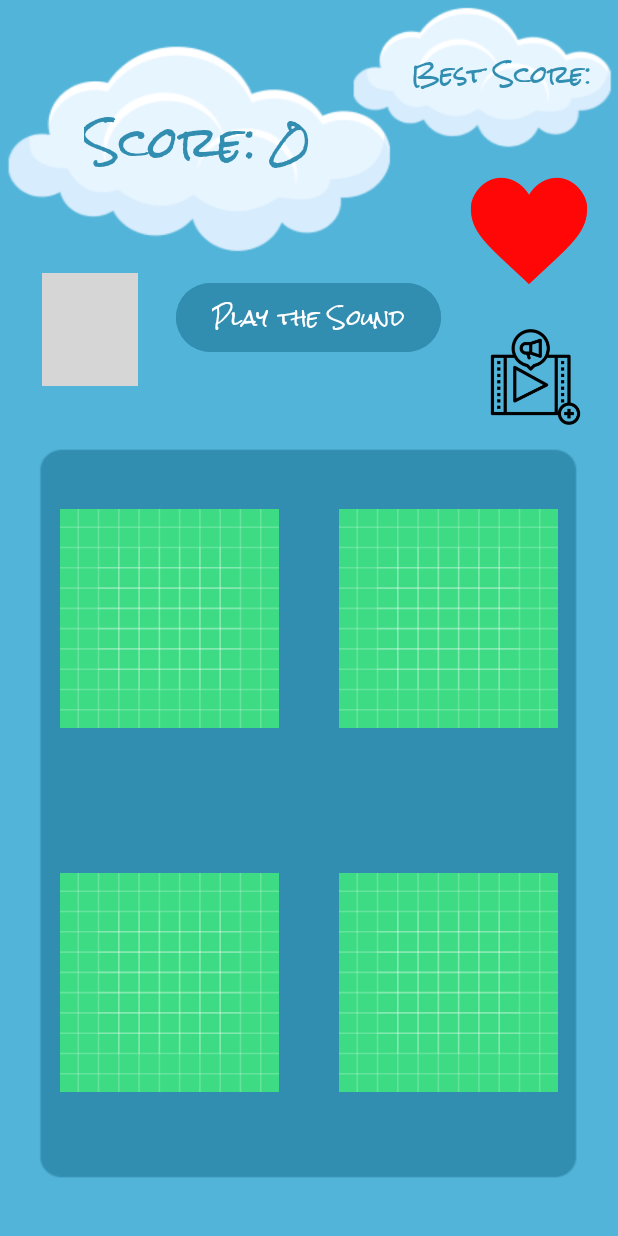
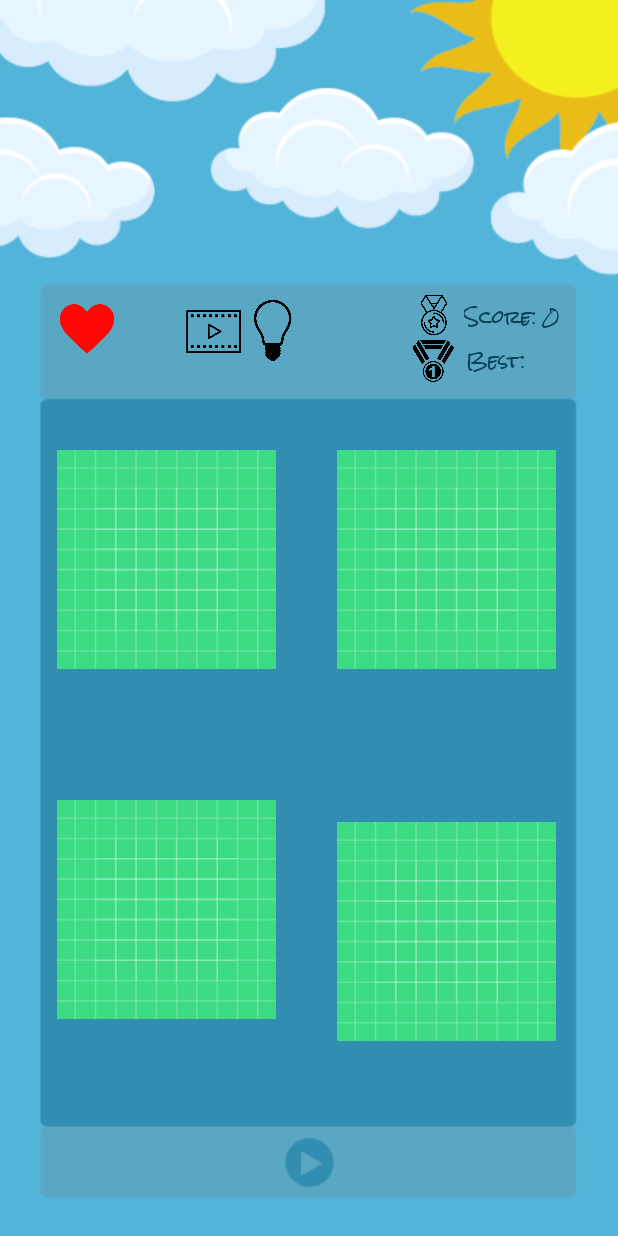
Before and after one commit to MuhittinTanoba/AnimalSounds, an Android app: the layout activity_game.xml on its own in the app's theme, with its tools: preview values and no code run, on a phone screen of 412 x 824 dp. Run offline under Robolectric (Android 15) with nearby library versions, the phone set to English and light mode, and no system bars; grey boxes are pictures that could not be loaded.

Commit message:
New Design, ad bug fix

```diff
--- a/app/src/main/java/com/muhittintanoba/animalsound/GameActivity.java
+++ b/app/src/main/java/com/muhittintanoba/animalsound/GameActivity.java
@@ -212,13 +212,14 @@ public class GameActivity extends AppCompatActivity {
         bestScoreText = (TextView) findViewById(R.id.bestScoreText);
         healthText = (TextView) findViewById(R.id.healthText);
         healthText.setText(Integer.toString(health));
+
         correctSound = MediaPlayer.create(GameActivity.this, R.raw.positive_sound);
         wrongSound = MediaPlayer.create(GameActivity.this, R.raw.negative_beeps);
         marksAnimation = AnimationUtils.loadAnimation(this, R.anim.fade_in);
 
         sharedPreferences= this.getSharedPreferences("com.muhittintanoba.animalsound", Context.MODE_PRIVATE);
         bestScore = sharedPreferences.getInt("bestScore", 0);
-        bestScoreText.setText("Best Score: " + bestScore);
+        bestScoreText.setText("Best: " + bestScore);
 
 
         image1 = (ImageView) findViewById(R.id.image1);
@@ -230,12 +231,13 @@ public class GameActivity extends AppCompatActivity {
         cross3 = (ImageView) findViewById(R.id.cross3);
         cross4 = (ImageView) findViewById(R.id.cross4);
 
-
+        cross1.bringToFront();
         changeImage();
         changeSound();
 
 
-        heartBeatAnim(600,300);
+        heartBeatAnim(600,300, heartImageView);
+        heartBeatAnim(600,300, healthText);
 
     }
 
@@ -279,7 +281,7 @@ public class GameActivity extends AppCompatActivity {
             if(bestScore<=score) {
                 bestScore = score;
                 sharedPreferences.edit().putInt("bestScore", bestScore).apply();
-                bestScoreText.setText("Best Score: " + bestScore);
+                bestScoreText.setText("Score: " + bestScore);
             };
 
             if(playedSounds.size() < 10){
@@ -328,12 +330,15 @@ public class GameActivity extends AppCompatActivity {
     public void checkHeathAndShowAd(){
         if(health <= 4){
             handler.removeCallbacksAndMessages(null);
-            heartBeatAnim(300, 150);
+            heartBeatAnim(300, 150, heartImageView);
+            heartBeatAnim(300, 150, healthText);
         }
         if(health <= 0 & mInterstitialAd != null){
             mInterstitialAd.show(GameActivity.this);
             health += 3;
             healthText.setText(Integer.toString(health));
+            mInterstitialAd = null;
+            loadIntersititial();
         }else if(mInterstitialAd == null) {
             Log.i("Admob", "Ad dismiss");
         }
@@ -348,6 +353,8 @@ public class GameActivity extends AppCompatActivity {
                     int rewardAmount = rewardItem.getAmount();
                     String rewardType = rewardItem.getType();
                     clueLife += rewardAmount;
+                    mClueRewardAd = null;
+                    loadClueRewardedAd();
                 }
             });
         } else if(mClueRewardAd == null) {
@@ -431,19 +438,19 @@ public class GameActivity extends AppCompatActivity {
 
 
     // ------------------ ANIMATION ------------------
-    public void heartBeatAnim(int beatSpeed, int durationTime){
+    public void heartBeatAnim(int beatSpeed, int durationTime, View viewAnim){
         int newDuration = durationTime;
         heartBeatAnimation.setDuration(newDuration);
 
         // Animasyonu görünüme uygula
-        heartImageView.startAnimation(heartBeatAnimation);
+        viewAnim.startAnimation(heartBeatAnimation);
 
         handler = new Handler();
         final int delay = beatSpeed;
         handler.postDelayed(new Runnable() {
             @Override
             public void run() {
-                heartImageView.startAnimation(heartBeatAnimation);
+                viewAnim.startAnimation(heartBeatAnimation);
                 handler.postDelayed(this, delay);
             }
         }, delay);
@@ -490,7 +497,6 @@ public class GameActivity extends AppCompatActivity {
                 Log.i("Admob","onInitializationComplete");
             }
         });
-
     }
     public void loadIntersititial() {
 
@@ -605,8 +611,10 @@ public class GameActivity extends AppCompatActivity {
                     health += rewardAmount;
                     healthText.setText(Integer.toString(health));
                     handler.removeCallbacksAndMessages(null);
-                    heartBeatAnim(600,300);
-
+                    heartBeatAnim(600,300, heartImageView);
+                    heartBeatAnim(600,300, healthText);
+                    mRewardedAd = null;
+                    loadRewardedAd();
                 }
             });
         } else {
--- a/app/src/main/res/layout/activity_game.xml
+++ b/app/src/main/res/layout/activity_game.xml
@@ -4,73 +4,143 @@
     xmlns:tools="http://schemas.android.com/tools"
     android:layout_width="match_parent"
     android:layout_height="match_parent"
-    tools:context=".GameActivity"
-    android:background="@drawable/play_screen_blue"
-    >
+    android:background="@drawable/play_screen3"
+    tools:context=".GameActivity">
+
+
+    <ImageView
+        android:id="@+id/cross1"
+        android:layout_width="73dp"
+        android:layout_height="128dp"
+        android:visibility="invisible"
+        app:layout_constraintBottom_toBottomOf="parent"
+        app:layout_constraintEnd_toEndOf="parent"
+        app:layout_constraintHorizontal_bias="0.431"
+        app:layout_constraintStart_toStartOf="parent"
+        app:layout_constraintTop_toTopOf="parent"
+        app:layout_constraintVertical_bias="0.333"
+        app:srcCompat="@drawable/cross_out" />
+
+    <ImageView
+        android:id="@+id/image3"
+        android:layout_width="170dp"
+        android:layout_height="146dp"
+        android:onClick="clickedThirdImage"
+        app:layout_constraintBottom_toBottomOf="parent"
+        app:layout_constraintEnd_toEndOf="parent"
+        app:layout_constraintHorizontal_bias="0.879"
+        app:layout_constraintStart_toStartOf="parent"
+        app:layout_constraintTop_toTopOf="parent"
+        app:layout_constraintVertical_bias="0.442"
+        app:srcCompat="@drawable/ic_launcher_background" />
+
+
+
+    <ImageView
+        android:id="@+id/cross3"
+        android:layout_width="73dp"
+        android:layout_height="128dp"
+        android:visibility="invisible"
+        app:layout_constraintBottom_toBottomOf="parent"
+        app:layout_constraintEnd_toEndOf="parent"
+        app:layout_constraintHorizontal_bias="0.97"
+        app:layout_constraintStart_toStartOf="parent"
+        app:layout_constraintTop_toTopOf="parent"
+        app:layout_constraintVertical_bias="0.333"
+        app:srcCompat="@drawable/cross_out" />
+
+    <ImageView
+        android:id="@+id/image2"
+        android:layout_width="170dp"
+        android:layout_height="146dp"
+        android:onClick="clickedSecondImage"
+        app:layout_constraintBottom_toBottomOf="parent"
+        app:layout_constraintEnd_toEndOf="parent"
+        app:layout_constraintHorizontal_bias="0.107"
+        app:layout_constraintStart_toStartOf="parent"
+        app:layout_constraintTop_toBottomOf="@+id/image1"
+        app:layout_constraintVertical_bias="0.377"
+        app:srcCompat="@drawable/ic_launcher_background" />
+
+    <ImageView
+        android:id="@+id/cross2"
+        android:layout_width="73dp"
+        android:layout_height="128dp"
+        android:visibility="invisible"
+        app:layout_constraintBottom_toBottomOf="parent"
+        app:layout_constraintEnd_toEndOf="parent"
+        app:layout_constraintHorizontal_bias="0.431"
+        app:layout_constraintStart_toStartOf="parent"
+        app:layout_constraintTop_toTopOf="parent"
+        app:layout_constraintVertical_bias="0.684"
+        app:srcCompat="@drawable/cross_out" />
+
+    <ImageView
+        android:id="@+id/image4"
+        android:layout_width="170dp"
+        android:layout_height="146dp"
+        android:onClick="clickedFourthImage"
+        app:layout_constraintBottom_toBottomOf="parent"
+        app:layout_constraintEnd_toEndOf="parent"
+        app:layout_constraintHorizontal_bias="0.879"
+        app:layout_constraintStart_toStartOf="parent"
+        app:layout_constraintTop_toTopOf="parent"
+        app:layout_constraintVertical_bias="0.808"
+        app:srcCompat="@drawable/ic_launcher_background" />
+
+    <ImageView
+        android:id="@+id/cross4"
+        android:layout_width="73dp"
+        android:layout_height="128dp"
+        android:visibility="invisible"
+        app:layout_constraintBottom_toBottomOf="parent"
+        app:layout_constraintEnd_toEndOf="parent"
+        app:layout_constraintHorizontal_bias="0.97"
+        app:layout_constraintStart_toStartOf="parent"
+        app:layout_constraintTop_toTopOf="parent"
+        app:layout_constraintVertical_bias="0.684"
+        app:srcCompat="@drawable/cross_out" />
 
     <ImageView
         android:id="@+id/image1"
         android:layout_width="170dp"
         android:layout_height="146dp"
+        android:onClick="clickedFirstImage"
         app:layout_constraintBottom_toBottomOf="parent"
         app:layout_constraintEnd_toEndOf="parent"
-        app:layout_constraintHorizontal_bias="0.116"
+        app:layout_constraintHorizontal_bias="0.107"
         app:layout_constraintStart_toStartOf="parent"
         app:layout_constraintTop_toTopOf="parent"
-        app:srcCompat="@drawable/ic_launcher_background"
-        android:onClick="clickedFirstImage"/>
+        app:layout_constraintVertical_bias="0.442"
+        app:srcCompat="@drawable/ic_launcher_background" />
 
-
-    <ImageView
-        android:id="@+id/image2"
-        android:layout_width="170dp"
-        android:layout_height="146dp"
-        app:layout_constraintBottom_toBottomOf="parent"
-        app:layout_constraintEnd_toEndOf="parent"
-        app:layout_constraintHorizontal_bias="0.116"
-        app:layout_constraintStart_toStartOf="parent"
-        app:layout_constraintTop_toBottomOf="@+id/image1"
-        app:srcCompat="@drawable/ic_launcher_background"
-        android:onClick="clickedSecondImage"/>
-
-    <ImageView
-        android:id="@+id/image3"
-        android:layout_width="170dp"
-        android:layout_height="146dp"
-        app:layout_constraintBottom_toBottomOf="parent"
-        app:layout_constraintEnd_toEndOf="parent"
-        app:layout_constraintHorizontal_bias="0.883"
-        app:layout_constraintStart_toStartOf="parent"
-        app:layout_constraintTop_toTopOf="parent"
-        app:srcCompat="@drawable/ic_launcher_background"
-        android:onClick="clickedThirdImage"/>
-
-    <ImageView
-        android:id="@+id/image4"
-        android:layout_width="170dp"
-        android:layout_height="146dp"
-        app:layout_constraintBottom_toBottomOf="parent"
-        app:layout_constraintEnd_toEndOf="parent"
-        app:layout_constraintHorizontal_bias="0.883"
-        app:layout_constraintStart_toStartOf="parent"
-        app:layout_constraintTop_toBottomOf="@+id/image3"
-        app:srcCompat="@drawable/ic_launcher_background"
-        android:onClick="clickedFourthImage"/>
 
     <TextView
         android:id="@+id/scoreText"
-        android:layout_width="171dp"
-        android:layout_height="69dp"
+        android:layout_width="73dp"
+        android:layout_height="25dp"
         android:fontFamily="@font/rock_salt"
         android:text="@string/score_text"
-        android:textColor="#328EB0"
-        android:textSize="28sp"
+        android:textColor="#094055"
+        android:textSize="12sp"
+        app:layout_constraintBottom_toBottomOf="@+id/imageView4"
+        app:layout_constraintEnd_toEndOf="parent"
+        app:layout_constraintHorizontal_bias="0.914"
+        app:layout_constraintStart_toStartOf="parent"
+        app:layout_constraintTop_toTopOf="@+id/imageView4"
+        app:layout_constraintVertical_bias="0.0" />
+
+    <ImageView
+        android:id="@+id/imageView4"
+        android:layout_width="41dp"
+        android:layout_height="27dp"
         app:layout_constraintBottom_toBottomOf="parent"
         app:layout_constraintEnd_toEndOf="parent"
-        app:layout_constraintHorizontal_bias="0.233"
+        app:layout_constraintHorizontal_bias="0.724"
         app:layout_constraintStart_toStartOf="parent"
         app:layout_constraintTop_toTopOf="parent"
-        app:layout_constraintVertical_bias="0.081" />
+        app:layout_constraintVertical_bias="0.247"
+        app:srcCompat="@drawable/score" />
 
     <TextView
         android:id="@+id/bestScoreText"
@@ -78,40 +148,37 @@
         android:layout_height="wrap_content"
         android:fontFamily="@font/rock_salt"
         android:text="@string/best_score_text"
-        android:textColor="#328EB0"
-        android:textSize="16sp"
+        android:textColor="#FF094055"
+        android:textSize="12sp"
+        app:layout_constraintBottom_toBottomOf="@+id/imageView5"
+        app:layout_constraintEnd_toEndOf="parent"
+        app:layout_constraintHorizontal_bias="0.031"
+        app:layout_constraintStart_toEndOf="@+id/imageView5"
+        app:layout_constraintTop_toTopOf="@+id/imageView5"
+        app:layout_constraintVertical_bias="1.0" />
+
+    <ImageView
+        android:id="@+id/imageView5"
+        android:layout_width="40dp"
+        android:layout_height="28dp"
         app:layout_constraintBottom_toBottomOf="parent"
         app:layout_constraintEnd_toEndOf="parent"
-        app:layout_constraintHorizontal_bias="0.94"
+        app:layout_constraintHorizontal_bias="0.722"
         app:layout_constraintStart_toStartOf="parent"
         app:layout_constraintTop_toTopOf="parent"
-        app:layout_constraintVertical_bias="0.038" />
-
-    <Button
-        android:id="@+id/playSound"
-        android:layout_width="wrap_content"
-        android:layout_height="wrap_content"
-        android:fontFamily="@font/rock_salt"
-        android:backgroundTint="@color/darkBlue"
-        android:onClick="playSound"
-        android:text="@string/play_sound"
-        app:layout_constraintBottom_toBottomOf="parent"
-        app:layout_constraintEnd_toEndOf="parent"
-        app:layout_constraintHorizontal_bias="0.498"
-        app:layout_constraintStart_toStartOf="parent"
-        app:layout_constraintTop_toTopOf="parent"
-        app:layout_constraintVertical_bias="0.24" />
+        app:layout_constraintVertical_bias="0.285"
+        app:srcCompat="@drawable/best_score_medal" />
 
     <ImageView
         android:id="@+id/heartImageView"
-        android:layout_width="84dp"
-        android:layout_height="80dp"
-        app:layout_constraintBottom_toBottomOf="parent"
+        android:layout_width="40dp"
+        android:layout_height="37dp"
+        app:layout_constraintBottom_toBottomOf="@+id/bulbImageView"
         app:layout_constraintEnd_toEndOf="parent"
-        app:layout_constraintHorizontal_bias="0.948"
+        app:layout_constraintHorizontal_bias="0.103"
         app:layout_constraintStart_toStartOf="parent"
-        app:layout_constraintTop_toTopOf="parent"
-        app:layout_constraintVertical_bias="0.153"
+        app:layout_constraintTop_toTopOf="@+id/bulbImageView"
+        app:layout_constraintVertical_bias="0.263"
         app:srcCompat="@drawable/heart_icon" />
 
     <TextView
@@ -119,94 +186,52 @@
         android:layout_width="wrap_content"
         android:layout_height="wrap_content"
         android:textColor="@color/white"
-        android:textSize="48sp"
+        android:textSize="12sp"
         app:layout_constraintBottom_toBottomOf="@+id/heartImageView"
         app:layout_constraintEnd_toEndOf="@+id/heartImageView"
-        app:layout_constraintHorizontal_bias="0.478"
+        app:layout_constraintHorizontal_bias="0.629"
         app:layout_constraintStart_toStartOf="@+id/heartImageView"
         app:layout_constraintTop_toTopOf="@+id/heartImageView"
-        app:layout_constraintVertical_bias="0.312" />
+        app:layout_constraintVertical_bias="0.538" />
 
     <ImageView
         android:id="@+id/videoImageView"
-        android:layout_width="75dp"
-        android:layout_height="68dp"
-        android:layout_marginStart="25dp"
-        android:layout_marginTop="7dp"
-        android:layout_marginEnd="17dp"
-        android:layout_marginBottom="38dp"
+        android:layout_width="38dp"
+        android:layout_height="39dp"
         android:onClick="showRewardedAd"
-        app:layout_constraintBottom_toTopOf="@+id/image3"
+        app:layout_constraintBottom_toBottomOf="@+id/bulbImageView"
         app:layout_constraintEnd_toEndOf="parent"
-        app:layout_constraintStart_toEndOf="@+id/playSound"
-        app:layout_constraintTop_toBottomOf="@+id/heartImageView"
-        app:srcCompat="@drawable/video_icon" />
+        app:layout_constraintHorizontal_bias="0.329"
+        app:layout_constraintStart_toStartOf="parent"
+        app:layout_constraintTop_toTopOf="@+id/bulbImageView"
+        app:layout_constraintVertical_bias="0.857"
+        app:srcCompat="@drawable/play_ad" />
 
     <ImageView
         android:id="@+id/bulbImageView"
-        android:layout_width="64dp"
-        android:layout_height="75dp"
-        android:layout_marginStart="28dp"
+        android:layout_width="34dp"
+        android:layout_height="42dp"
         android:layout_marginTop="32dp"
         android:layout_marginEnd="25dp"
-        android:layout_marginBottom="63dp"
         android:onClick="showAnswer"
-        app:layout_constraintBottom_toTopOf="@+id/image1"
-        app:layout_constraintEnd_toStartOf="@+id/playSound"
+        app:layout_constraintBottom_toBottomOf="parent"
+        app:layout_constraintEnd_toEndOf="parent"
+        app:layout_constraintHorizontal_bias="0.467"
         app:layout_constraintStart_toStartOf="parent"
-        app:layout_constraintTop_toBottomOf="@+id/scoreText"
-        app:srcCompat="@drawable/bulb" />
+        app:layout_constraintTop_toTopOf="parent"
+        app:layout_constraintVertical_bias="0.223"
+        app:srcCompat="@drawable/clue" />
 
     <ImageView
-        android:id="@+id/cross3"
-        android:layout_width="73dp"
-        android:layout_height="128dp"
+        android:id="@+id/imageView3"
+        android:layout_width="381dp"
+        android:layout_height="34dp"
+        android:onClick="playSound"
         app:layout_constraintBottom_toBottomOf="parent"
         app:layout_constraintEnd_toEndOf="parent"
-        app:layout_constraintHorizontal_bias="0.952"
         app:layout_constraintStart_toStartOf="parent"
-        app:layout_constraintTop_toTopOf="parent"
-        app:layout_constraintVertical_bias="0.394"
-        app:srcCompat="@drawable/cross_out"
-        android:visibility="invisible"/>
-
-    <ImageView
-        android:id="@+id/cross1"
-        android:layout_width="73dp"
-        android:layout_height="128dp"
-        app:layout_constraintBottom_toBottomOf="parent"
-        app:layout_constraintEnd_toEndOf="parent"
-        app:layout_constraintHorizontal_bias="0.414"
-        app:layout_constraintStart_toStartOf="parent"
-        app:layout_constraintTop_toTopOf="parent"
-        app:layout_constraintVertical_bias="0.394"
-        app:srcCompat="@drawable/cross_out"
-        android:visibility="invisible"/>
-
-    <ImageView
-        android:id="@+id/cross2"
-        android:layout_width="73dp"
-        android:layout_height="128dp"
-        app:layout_constraintBottom_toBottomOf="parent"
-        app:layout_constraintEnd_toEndOf="parent"
-        app:layout_constraintHorizontal_bias="0.414"
-        app:layout_constraintStart_toStartOf="parent"
-        app:layout_constraintTop_toTopOf="parent"
-        app:layout_constraintVertical_bias="0.747"
-        app:srcCompat="@drawable/cross_out"
-        android:visibility="invisible"/>
-
-    <ImageView
-        android:id="@+id/cross4"
-        android:layout_width="73dp"
-        android:layout_height="128dp"
-        app:layout_constraintBottom_toBottomOf="parent"
-        app:layout_constraintEnd_toEndOf="parent"
-        app:layout_constraintHorizontal_bias="0.952"
-        app:layout_constraintStart_toStartOf="parent"
-        app:layout_constraintTop_toTopOf="parent"
-        app:layout_constraintVertical_bias="0.747"
-        app:srcCompat="@drawable/cross_out"
-        android:visibility="invisible"/>
+        app:layout_constraintTop_toBottomOf="@+id/image4"
+        app:layout_constraintVertical_bias="0.666"
+        app:srcCompat="@drawable/play_sound_button_1" />
 
 </androidx.constraintlayout.widget.ConstraintLayout>
--- a/app/src/main/res/values/strings.xml
+++ b/app/src/main/res/values/strings.xml
@@ -9,7 +9,7 @@
     /// Game Page
     <string name="play_sound">Play the Sound</string>
     <string name="score_text">Score: 0</string>
-    <string name="best_score_text">Best Score:</string>
+    <string name="best_score_text">Best:</string>
     <string name="guess_text">Guess animal sounds</string>
 
     /// Welcome Screen
```
Also changed, not shown: app/src/main/res/drawable/best_score_medal.png (added), app/src/main/res/drawable/clue.png (added), app/src/main/res/drawable/play_ad.png (added), app/src/main/res/drawable/play_screen2.png (added), app/src/main/res/drawable/play_screen3.png (added), app/src/main/res/drawable/play_sound_button.png (added), app/src/main/res/drawable/play_sound_button_1.png (added), app/src/main/res/drawable/score.png (added).
